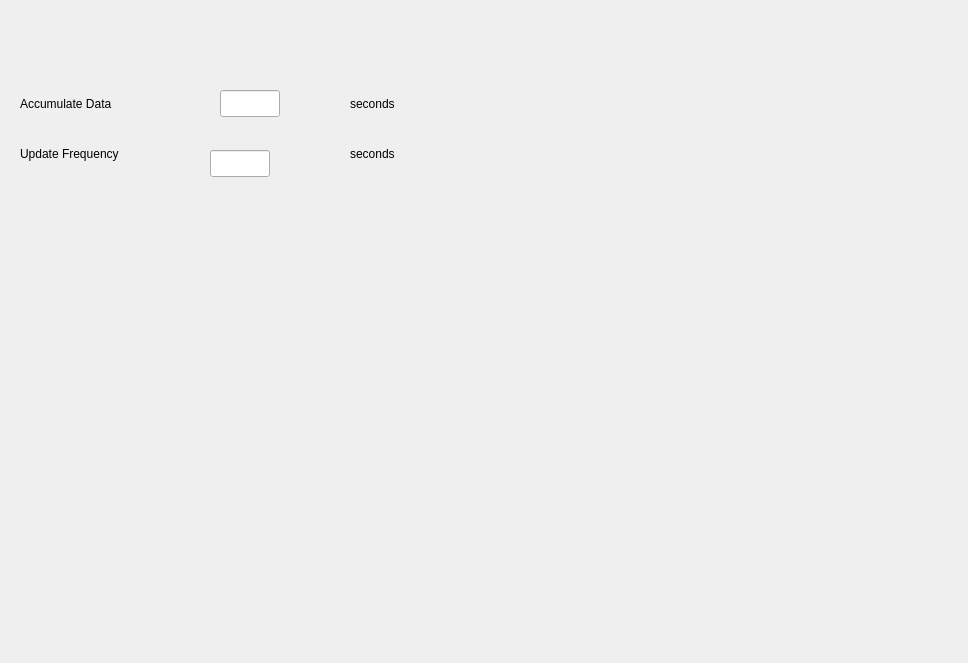
This is pyvdrive/interface/gui/ui_LiveDataViewSetup.ui in neutrons/PyVDrive as Qt 5 draws it before an edit. The edited form follows.
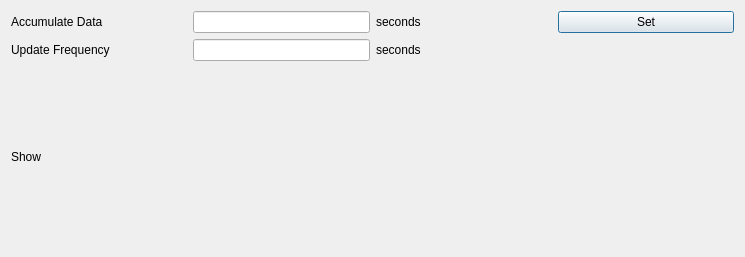
This is the edited form.

The edit to the form file:
```diff
--- a/pyvdrive/interface/gui/ui_LiveDataViewSetup.ui
+++ b/pyvdrive/interface/gui/ui_LiveDataViewSetup.ui
@@ -6,83 +6,46 @@
    <rect>
     <x>0</x>
     <y>0</y>
-    <width>968</width>
-    <height>663</height>
+    <width>745</width>
+    <height>257</height>
    </rect>
   </property>
   <property name="windowTitle">
    <string>Dialog</string>
   </property>
+  <layout class="QGridLayout" name="gridLayout">
+   <item row="0" column="2">
+    <widget class="QLabel" name="label_8">
+     <property name="text">
+      <string>seconds</string>
+     </property>
+    </widget>
+   </item>
+   <item row="0" column="1">
+    <widget class="QLineEdit" name="lineEdit_collectionPeriod">
+     <property name="sizePolicy">
+      <sizepolicy hsizetype="Preferred" vsizetype="Fixed">
+       <horstretch>0</horstretch>
+       <verstretch>0</verstretch>
+      </sizepolicy>
+     </property>
+     <property name="maximumSize">
+      <size>
+       <width>2000</width>
+       <height>16777215</height>
+      </size>
+     </property>
+    </widget>
+   </item>
+   <item row="0" column="0">
   <widget class="QLabel" name="label_3">
-   <property name="geometry">
-    <rect>
-     <x>20</x>
-     <y>90</y>
-     <width>117</width>
-     <height>27</height>
-    </rect>
-   </property>
    <property name="text">
     <string>Accumulate Data</string>
    </property>
   </widget>
-  <widget class="QLineEdit" name="lineEdit_collectionPeriod">
-   <property name="geometry">
-    <rect>
-     <x>220</x>
-     <y>90</y>
-     <width>60</width>
-     <height>27</height>
-    </rect>
-   </property>
-   <property name="sizePolicy">
-    <sizepolicy hsizetype="Preferred" vsizetype="Fixed">
-     <horstretch>0</horstretch>
-     <verstretch>0</verstretch>
-    </sizepolicy>
-   </property>
-   <property name="maximumSize">
-    <size>
-     <width>60</width>
-     <height>16777215</height>
-    </size>
-   </property>
-  </widget>
-  <widget class="QLabel" name="label_8">
-   <property name="geometry">
-    <rect>
-     <x>350</x>
-     <y>90</y>
-     <width>56</width>
-     <height>27</height>
-    </rect>
-   </property>
-   <property name="text">
-    <string>seconds</string>
-   </property>
-  </widget>
-  <widget class="QLabel" name="label_7">
-   <property name="geometry">
-    <rect>
-     <x>20</x>
-     <y>140</y>
-     <width>127</width>
-     <height>27</height>
-    </rect>
-   </property>
-   <property name="text">
-    <string>Update Frequency</string>
-   </property>
-  </widget>
+   </item>
+   <item row="1" column="1">
   <widget class="QLineEdit" name="lineEdit_updateFreq">
-   <property name="geometry">
-    <rect>
-     <x>210</x>
-     <y>150</y>
-     <width>60</width>
-     <height>27</height>
-    </rect>
-   </property>
    <property name="sizePolicy">
     <sizepolicy hsizetype="Preferred" vsizetype="Fixed">
      <horstretch>0</horstretch>
@@ -91,24 +54,41 @@
    </property>
    <property name="maximumSize">
     <size>
-     <width>60</width>
+       <width>2000</width>
      <height>16777215</height>
     </size>
    </property>
   </widget>
+   </item>
+   <item row="1" column="2">
   <widget class="QLabel" name="label_4">
-   <property name="geometry">
-    <rect>
-     <x>350</x>
-     <y>140</y>
-     <width>56</width>
-     <height>27</height>
-    </rect>
-   </property>
    <property name="text">
     <string>seconds</string>
    </property>
   </widget>
+   </item>
+   <item row="0" column="3">
+    <widget class="QPushButton" name="pushButton">
+     <property name="text">
+      <string>Set</string>
+     </property>
+    </widget>
+   </item>
+   <item row="1" column="0">
+    <widget class="QLabel" name="label_7">
+     <property name="text">
+      <string>Update Frequency</string>
+     </property>
+    </widget>
+   </item>
+   <item row="2" column="0">
+    <widget class="QLabel" name="label">
+     <property name="text">
+      <string>Show</string>
+     </property>
+    </widget>
+   </item>
+  </layout>
  </widget>
  <resources/>
  <connections/>
```
Lines whose indentation alone changed are shown as unchanged.
